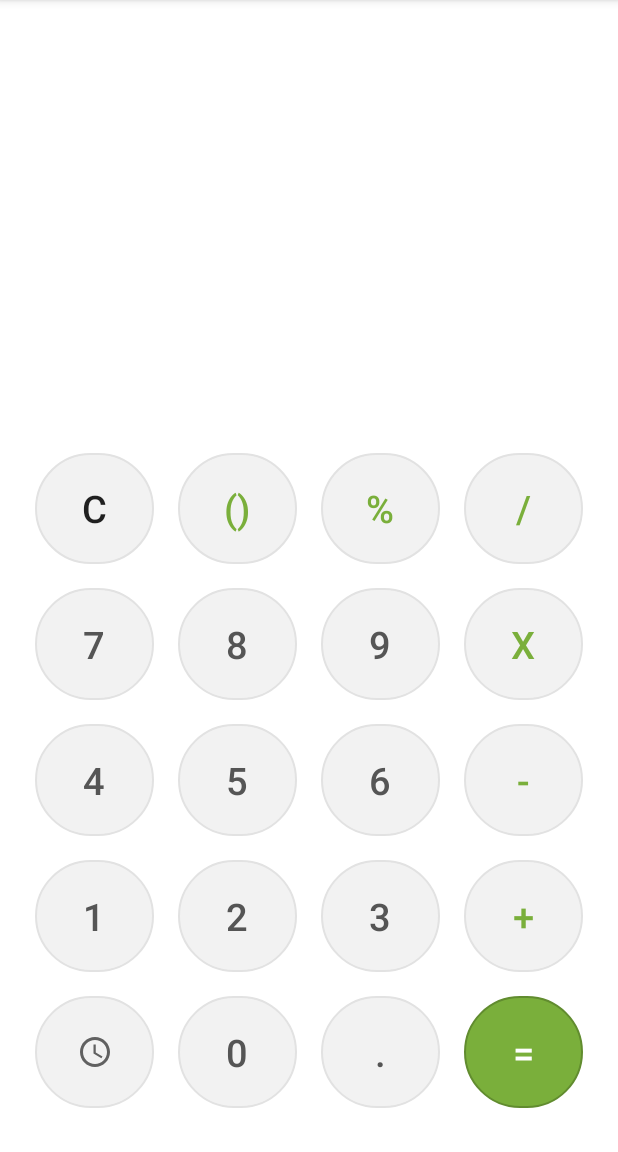
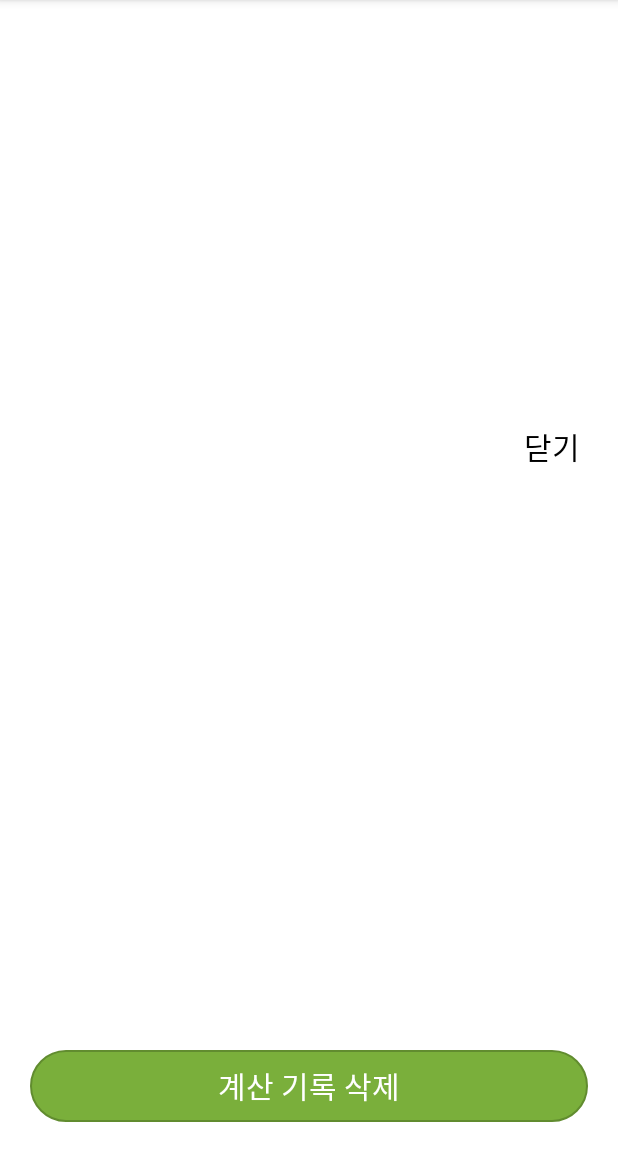
Before and after one commit to MyAllStudyAndPortFolio/CalculatorTest, an Android app: the screen it shows after launch (MainActivity), after a tap on an icon or button, on a phone screen of 412 x 824 dp, the part 84-1236 px from its top. Run offline under Robolectric (Android 15) with nearby library versions, the phone set to English and light mode, and no system bars.

```diff
--- a/app/src/main/java/com/example/calculatortest/MainActivity.kt
+++ b/app/src/main/java/com/example/calculatortest/MainActivity.kt
@@ -9,6 +9,7 @@ import android.view.View
 import android.widget.TextView
 import android.widget.Toast
 import androidx.core.content.ContextCompat
+import androidx.core.view.isVisible
 import java.lang.NumberFormatException
 
 class MainActivity : AppCompatActivity() {
@@ -19,6 +20,14 @@ class MainActivity : AppCompatActivity() {
 
     private val resultTextView: TextView by lazy {
         findViewById<TextView>(R.id.resultTextView)
+    }
+
+    private val historyLayout: View by lazy {
+        findViewById<View>(R.id.historyLayout)
+    }
+
+    private val historyLinearLayout: View by lazy{
+        findViewById<View>(R.id.historyLinearLayout)
     }
 
 
@@ -166,7 +175,16 @@ class MainActivity : AppCompatActivity() {
     }
 
     fun historyButtonClicked(v : View){
+        historyLayout.isVisible=true
 
+        //todo 디비에서 모든 기록 가져오기, 뷰에 모든 기록 할당
+    }
+    fun historyClearButtonClicked(v : View){
+        //TODO 모든 기록 삭제, 뷰에서 모든 기록 삭제
+    }
+
+    fun closeHistoryButtonClicked(v: View){
+        historyLayout.isVisible=false
     }
 
     fun clearButtonClicked(v : View){
--- a/app/src/main/res/layout/activity_main.xml
+++ b/app/src/main/res/layout/activity_main.xml
@@ -332,5 +332,71 @@
         </TableRow>
 
     </TableLayout>
+    <androidx.constraintlayout.widget.ConstraintLayout
+
+        android:layout_width="0dp"
+        app:layout_constraintTop_toTopOf="@id/keypadTableLayout"
+        app:layout_constraintBottom_toBottomOf="parent"
+        app:layout_constraintStart_toStartOf="parent"
+        app:layout_constraintEnd_toEndOf="parent"
+        android:background="@color/white"
+        android:visibility="gone"
+        tools:visibility="visible"
+        android:id="@+id/historyLayout"
+        android:layout_height="0dp">
+
+        <androidx.appcompat.widget.AppCompatButton
+            android:layout_width="0dp"
+            android:textSize="20sp"
+            app:layout_constraintTop_toTopOf="parent"
+            app:layout_constraintEnd_toEndOf="parent"
+            android:id="@+id/closeButton"
+            android:onClick="closeHistoryButtonClicked"
+            android:layout_height="wrap_content"
+            android:text="닫기"
+            android:textColor="@color/black"
+            android:background="@null"
+            android:stateListAnimator="@null"/>
+
+
+
+        <ScrollView
+
+            android:layout_width="0dp"
+            android:layout_height="0dp"
+            android:layout_margin="10dp"
+            app:layout_constraintStart_toStartOf="parent"
+            app:layout_constraintEnd_toEndOf="parent"
+            app:layout_constraintTop_toBottomOf="@+id/closeButton"
+            app:layout_constraintBottom_toTopOf="@id/historyClearButton">
+
+            <LinearLayout
+                android:id="@+id/historyLinearLayout"
+                android:layout_width="match_parent"
+                android:orientation="vertical"
+                android:layout_height="wrap_content"/>
+
+        </ScrollView>
+
+        <androidx.appcompat.widget.AppCompatButton
+            android:id="@+id/historyClearButton"
+            android:onClick="historyClearButtonClicked"
+            android:layout_width="0dp"
+            android:background="@drawable/button_background_green"
+            android:stateListAnimator="@null"
+            app:layout_constraintBottom_toBottomOf="parent"
+            app:layout_constraintEnd_toEndOf="parent"
+            app:layout_constraintStart_toStartOf="parent"
+            android:layout_marginBottom="20dp"
+            android:layout_marginStart="20dp"
+            android:layout_marginEnd="20dp"
+            android:text="계산 기록 삭제"
+            android:textColor="@color/white"
+            android:textSize="20sp"
+            android:layout_height="wrap_content"/>
+
+
+
+    </androidx.constraintlayout.widget.ConstraintLayout>
 
 </androidx.constraintlayout.widget.ConstraintLayout>
```
Also changed, not shown: app/build.gradle (+12 -3 lines), app/src/main/java/com/example/calculatortest/AppDatabase.kt (added, +14 -0 lines), app/src/main/java/com/example/calculatortest/dao/HistoryDao.kt (added, +27 -0 lines), app/src/main/java/com/example/calculatortest/model/History.kt (added, +12 -0 lines).
